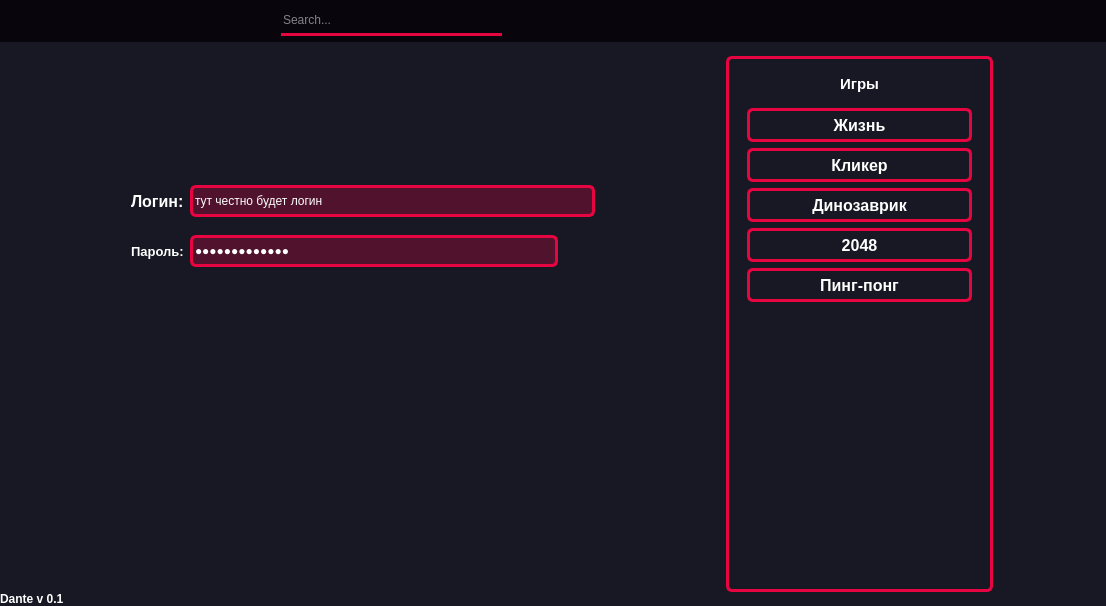
Qt form qt_main_interface.ui (Kimiroshi/Dante) before a commit.
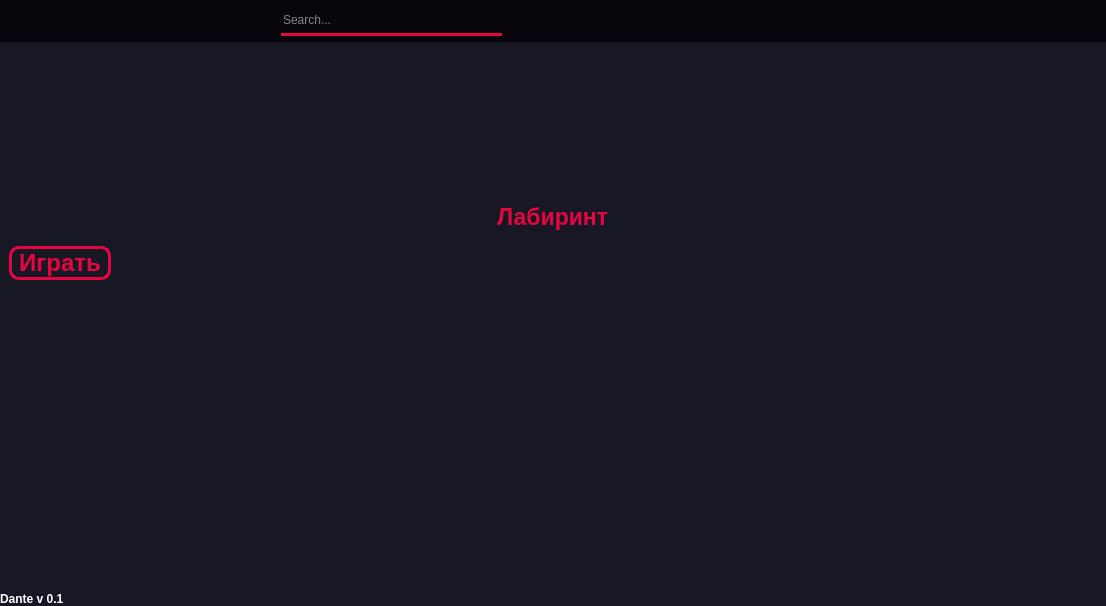
The same form after that commit. The open tabs and pages were chosen to show the change. Icons and pictures are not drawn.

What changed in the file:
```diff
--- a/qt_main_interface.ui
+++ b/qt_main_interface.ui
@@ -1135,6 +1135,115 @@
            </item>
           </layout>
          </widget>
+         <widget class="QWidget" name="maze_page">
+          <layout class="QVBoxLayout" name="verticalLayout_28">
+           <item alignment="Qt::AlignHCenter|Qt::AlignTop">
+            <widget class="QFrame" name="frame_30">
+             <property name="sizePolicy">
+              <sizepolicy hsizetype="Preferred" vsizetype="Expanding">
+               <horstretch>0</horstretch>
+               <verstretch>3</verstretch>
+              </sizepolicy>
+             </property>
+             <property name="frameShape">
+              <enum>QFrame::StyledPanel</enum>
+             </property>
+             <property name="frameShadow">
+              <enum>QFrame::Raised</enum>
+             </property>
+             <layout class="QVBoxLayout" name="verticalLayout_27">
+              <item alignment="Qt::AlignTop">
+               <widget class="QLabel" name="label_28">
+                <property name="sizePolicy">
+                 <sizepolicy hsizetype="Preferred" vsizetype="Fixed">
+                  <horstretch>0</horstretch>
+                  <verstretch>0</verstretch>
+                 </sizepolicy>
+                </property>
+                <property name="minimumSize">
+                 <size>
+                  <width>0</width>
+                  <height>129</height>
+                 </size>
+                </property>
+                <property name="text">
+                 <string/>
+                </property>
+                <property name="pixmap">
+                 <pixmap>qt_icons/maze_2.png</pixmap>
+                </property>
+               </widget>
+              </item>
+             </layout>
+            </widget>
+           </item>
+           <item alignment="Qt::AlignHCenter|Qt::AlignTop">
+            <widget class="QLabel" name="label_29">
+             <property name="sizePolicy">
+              <sizepolicy hsizetype="Preferred" vsizetype="Preferred">
+               <horstretch>0</horstretch>
+               <verstretch>8</verstretch>
+              </sizepolicy>
+             </property>
+             <property name="minimumSize">
+              <size>
+               <width>0</width>
+               <height>0</height>
+              </size>
+             </property>
+             <property name="font">
+              <font>
+               <pointsize>17</pointsize>
+               <weight>75</weight>
+               <bold>true</bold>
+              </font>
+             </property>
+             <property name="styleSheet">
+              <string notr="true">color: rgb(230, 5, 64)</string>
+             </property>
+             <property name="text">
+              <string>Лабиринт</string>
+             </property>
+            </widget>
+           </item>
+           <item alignment="Qt::AlignLeft|Qt::AlignTop">
+            <widget class="QPushButton" name="maze_play">
+             <property name="sizePolicy">
+              <sizepolicy hsizetype="Minimum" vsizetype="Fixed">
+               <horstretch>0</horstretch>
+               <verstretch>76</verstretch>
+              </sizepolicy>
+             </property>
+             <property name="font">
+              <font>
+               <pointsize>18</pointsize>
+               <weight>75</weight>
+               <bold>true</bold>
+              </font>
+             </property>
+             <property name="cursor">
+              <cursorShape>PointingHandCursor</cursorShape>
+             </property>
+             <property name="styleSheet">
+              <string notr="true">QPushButton{
+border: 3px solid rgb(230, 5, 64);
+border-radius: 10px;
+color: rgb(230, 5, 64)
+}
+QPushButton:hover{
+border: 3px solid rgb(230, 5, 64);
+border-radius: 10px;
+color: rgb(230, 5, 64);
+background-color: rgba(230, 5, 64, 70)
+}</string>
+             </property>
+             <property name="text">
+              <string> Играть </string>
+             </property>
+            </widget>
+           </item>
+          </layout>
+         </widget>
          <widget class="QWidget" name="life_page">
           <property name="cursor">
            <cursorShape>ArrowCursor</cursorShape>
```
Left out of the diff: 66 changed lines with no effect on the pictures.
